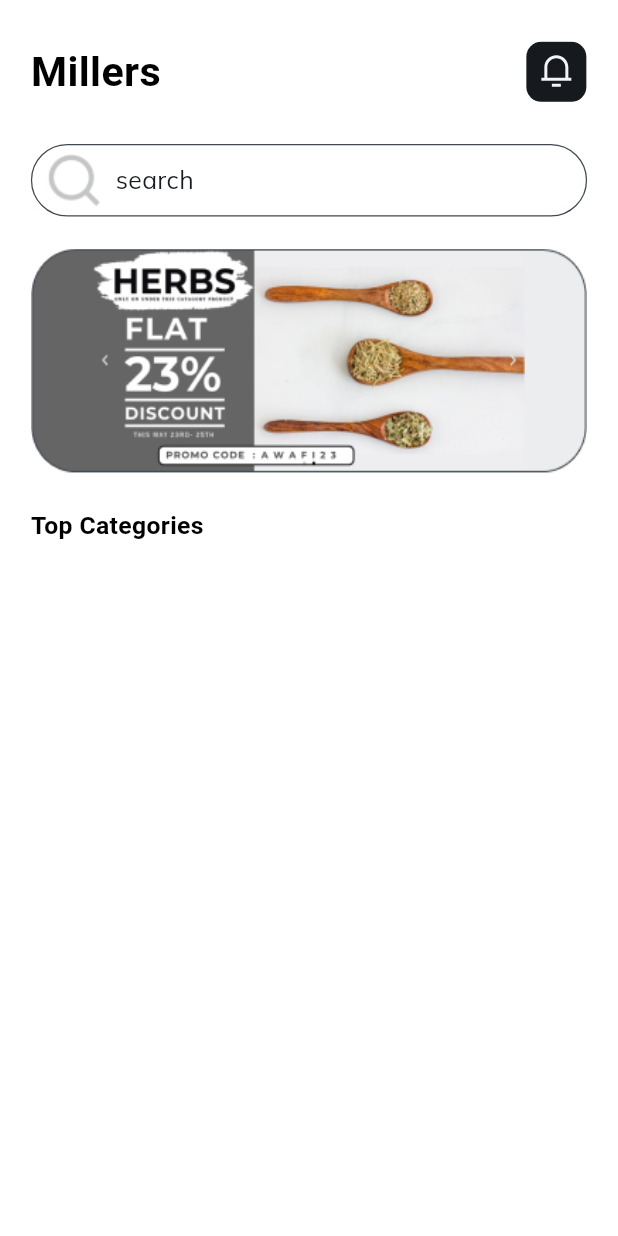
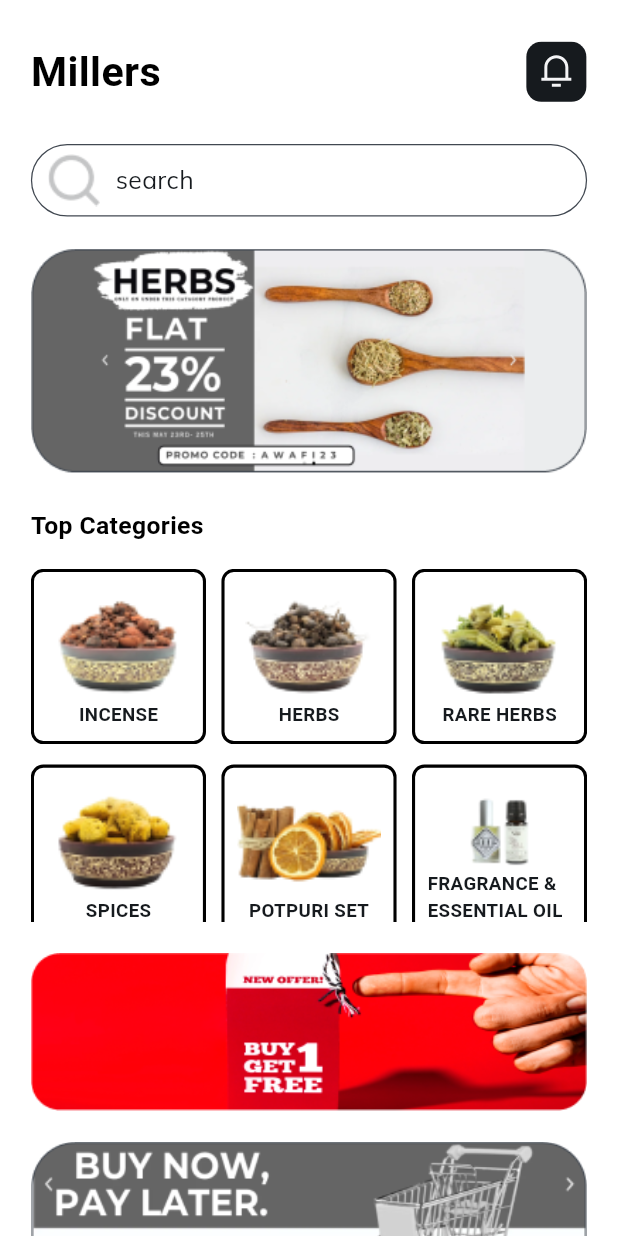
Before and after one commit to hijasahamed/Millers, a Flutter app: the screen it shows after launch, on a phone screen of 412 x 824 dp. Run offline on Flutter 3.47's test engine with Material 3 defaults, Android fonts, the light colour scheme and no system bars; drawn by our look-alikes of carousel_slider; our stand-ins replace flutter_svg; Roboto replaces fonts that are missing (mulishBold).

Commit message:
home screen elements developing

```diff
--- /dev/null
+++ b/lib/controllers/instences.dart
@@ -0,0 +1,18 @@
+
+
+final List<String> carosalImages = [
+  'assets/images/carosla picture.png',
+  'assets/images/carosla picture.png',
+];
+
+final List<Map<String, String>> topCategories = [
+  {'name': 'INCENSE', 'image': 'assets/images/INCENSE.png'},
+  {'name': 'HERBS', 'image': 'assets/images/HERBS.png'},
+  {'name': 'RARE HERBS', 'image': 'assets/images/RARE HERBS.png'},
+  {'name': 'SPICES', 'image': 'assets/images/SPICES.png'},
+  {'name': 'POTPURI SET', 'image': 'assets/images/POTPURI SET.png'},
+  {
+    'name': 'FRAGRANCE & ESSENTIAL OIL',
+    'image': 'assets/images/FRAGRANCE & ESSENTIAL OIL.png'
+  },
+];
--- /dev/null
+++ b/lib/view/widgets/home_screen_widgets/buy_now_pay_later/buy_now_pay_later.dart
@@ -0,0 +1,18 @@
+import 'package:flutter/material.dart';
+
+class BuyNowPayLater extends StatelessWidget {
+  const BuyNowPayLater({
+    super.key,
+    required this.screenSize,
+  });
+
+  final Size screenSize;
+
+  @override
+  Widget build(BuildContext context) {
+    return Padding(
+      padding: EdgeInsets.only(bottom: screenSize.width/20),
+      child: Image.asset('assets/images/BuyNowPayLater.png'),
+    );
+  }
+}
--- /dev/null
+++ b/lib/view/widgets/home_screen_widgets/buy_one_get_one/buy_one_get_one.dart
@@ -0,0 +1,16 @@
+import 'package:flutter/material.dart';
+
+class BuyOneGetOne extends StatelessWidget {
+  const BuyOneGetOne({
+    super.key,
+    required this.screenSize
+  });
+  final Size screenSize;
+  @override
+  Widget build(BuildContext context) {
+    return Padding(
+      padding: EdgeInsets.only(bottom: screenSize.width/20),
+      child: Image.asset('assets/images/buyonegetonefree.png',fit: BoxFit.cover,),
+    );
+  }
+}
--- a/lib/view/widgets/home_screen_widgets/home_screen_body_widget.dart
+++ b/lib/view/widgets/home_screen_widgets/home_screen_body_widget.dart
@@ -1,21 +1,22 @@
 import 'package:flutter/material.dart';
+import 'package:millers/controllers/instences.dart';
 import 'package:millers/view/widgets/common_widgets/colors.dart';
-import 'package:millers/view/widgets/common_widgets/text.dart';
+import 'package:millers/view/widgets/home_screen_widgets/buy_now_pay_later/buy_now_pay_later.dart';
+import 'package:millers/view/widgets/home_screen_widgets/buy_one_get_one/buy_one_get_one.dart';
 import 'package:millers/view/widgets/home_screen_widgets/home_screen_carosal_builder/home_screen_carosal_builder.dart';
 import 'package:millers/view/widgets/home_screen_widgets/home_screen_search_bar/home_screen_search_bar.dart';
 import 'package:millers/view/widgets/home_screen_widgets/home_screen_title_and_notification/home_screen_title_and_notification.dart';
+import 'package:millers/view/widgets/home_screen_widgets/home_screen_top_categories/home_screen_top_categories.dart';
 
 class HomeScreenBodyWidget extends StatelessWidget {
-  HomeScreenBodyWidget({super.key, required this.screenSize});
+  const HomeScreenBodyWidget({super.key, required this.screenSize});
   final Size screenSize;
-  final List<String> images = [
-    'assets/images/carosla picture.png',
-    'assets/images/carosla picture.png',
-  ];
+
   @override
   Widget build(BuildContext context) {
     return Container(
       color: colorWhite,
+      child: SingleChildScrollView(
         child: Padding(
           padding: EdgeInsets.only(
               left: screenSize.width / 20, right: screenSize.width / 20),
@@ -24,17 +25,12 @@ class HomeScreenBodyWidget extends StatelessWidget {
             children: [
               HomeScreenTitleAndNotification(screenSize: screenSize),
               HomeScreenSearchBar(screenSize: screenSize),
-            HomeScreenCarosalBuilder(images: images, screenSize: screenSize),
-            Padding(
-              padding: EdgeInsets.only(top: screenSize.width / 18, bottom: screenSize.width / 15),
-              child: Column(
-                children: [
-                  TextWidget(text: 'Top Categories', color: colorblack, fontStyle: 'mulishBold', size: screenSize.width/25, weight: FontWeight.bold),
-                  SizedBox(height: screenSize.height/25,),
+              HomeScreenCarosalBuilder(images: carosalImages, screenSize: screenSize),
+              HomeScreenTopCategories(screenSize: screenSize, categories: topCategories),
+              BuyOneGetOne(screenSize: screenSize,),
+              BuyNowPayLater(screenSize: screenSize)
             ],
           ),
-            )
-          ],
         ),
       ),
     );
--- /dev/null
+++ b/lib/view/widgets/home_screen_widgets/home_screen_top_categories/catergory_item/catergory_item.dart
@@ -0,0 +1,35 @@
+import 'package:flutter/material.dart';
+import 'package:millers/view/widgets/common_widgets/colors.dart';
+import 'package:millers/view/widgets/common_widgets/text.dart';
+
+class CategoryItem extends StatelessWidget {
+  final String name;
+  final String image;
+  final Size screenSize;
+  const CategoryItem({super.key, required this.name, required this.image,required this.screenSize});
+
+  @override
+  Widget build(BuildContext context) {
+    return Container(
+      decoration: BoxDecoration(
+        border: Border.all(color: Colors.black, width: screenSize.width/200),
+        borderRadius: BorderRadius.circular(screenSize.width/50),
+      ),
+      child: Padding(
+        padding: EdgeInsets.all(screenSize.width/50),
+        child: Column(
+          mainAxisAlignment: MainAxisAlignment.center,
+          children: [
+            Expanded(
+              child: Image.asset(
+                image,
+                fit: BoxFit.contain,
+              ),
+            ),
+            TextWidget(text: name, color: searchContainerSearchIconColor, fontStyle: 'mulishBold', size: screenSize.width/33, weight: FontWeight.bold,maxline: true,)
+          ],
+        ),
+      ),
+    );
+  }
+}
--- /dev/null
+++ b/lib/view/widgets/home_screen_widgets/home_screen_top_categories/home_screen_top_categories.dart
@@ -0,0 +1,51 @@
+import 'package:flutter/material.dart';
+import 'package:millers/view/widgets/common_widgets/colors.dart';
+import 'package:millers/view/widgets/common_widgets/text.dart';
+import 'package:millers/view/widgets/home_screen_widgets/home_screen_top_categories/catergory_item/catergory_item.dart';
+
+class HomeScreenTopCategories extends StatelessWidget {
+  const HomeScreenTopCategories({
+    super.key,
+    required this.screenSize,
+    required this.categories,
+  });
+
+  final Size screenSize;
+  final List<Map<String, String>> categories;
+
+  @override
+  Widget build(BuildContext context) {
+    return Padding(
+      padding: EdgeInsets.only(top: screenSize.width / 18, bottom: screenSize.width / 20),
+      child: Column(
+        crossAxisAlignment: CrossAxisAlignment.start,
+        children: [
+          TextWidget(text: 'Top Categories', color: colorblack, fontStyle: 'mulishBold', size: screenSize.width/25, weight: FontWeight.bold),
+          SizedBox(height: screenSize.height/50,),
+          SizedBox(
+            height: screenSize.height/3.5,
+            width: screenSize.width,
+            child: GridView.builder(
+              physics: const NeverScrollableScrollPhysics(),
+              gridDelegate: SliverGridDelegateWithFixedCrossAxisCount(
+                crossAxisCount: 3,
+                crossAxisSpacing: screenSize.width/40,
+                mainAxisSpacing: screenSize.width/30,
+                childAspectRatio: 1,
+              ),
+              itemCount: categories.length,
+              itemBuilder: (context, index) {
+                final category = categories[index];
+                return CategoryItem(
+                  name: category['name']!,
+                  image: category['image']!,
+                  screenSize: screenSize,
+                );
+              },
+            ),
+          ),
+        ],
+      ),
+    );
+  }
+}
```
Also changed, not shown: pubspec.yaml (+8 -0 lines), assets/images/BuyNowPayLater.png (added), assets/images/FRAGRANCE & ESSENTIAL OIL.png (added), assets/images/HERBS.png (added), assets/images/INCENSE.png (added), assets/images/POTPURI SET.png (added), assets/images/RARE HERBS.png (added), assets/images/SPICES.png (added), assets/images/buyonegetonefree.png (added). Lines whose indentation alone changed are shown as unchanged.
